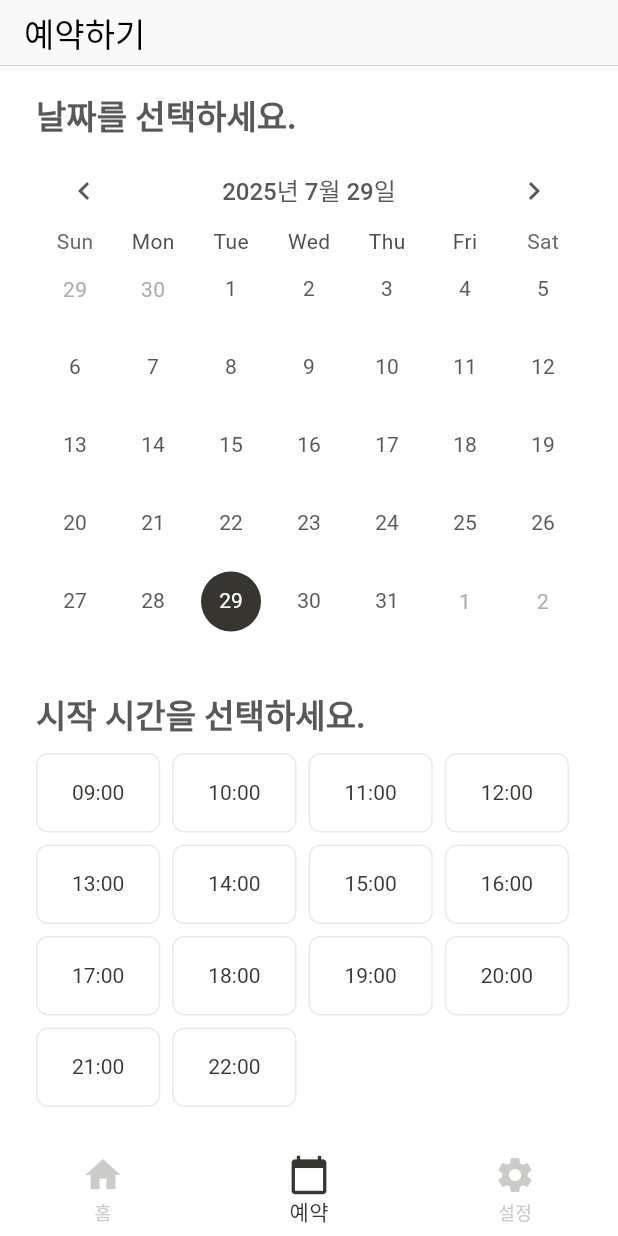
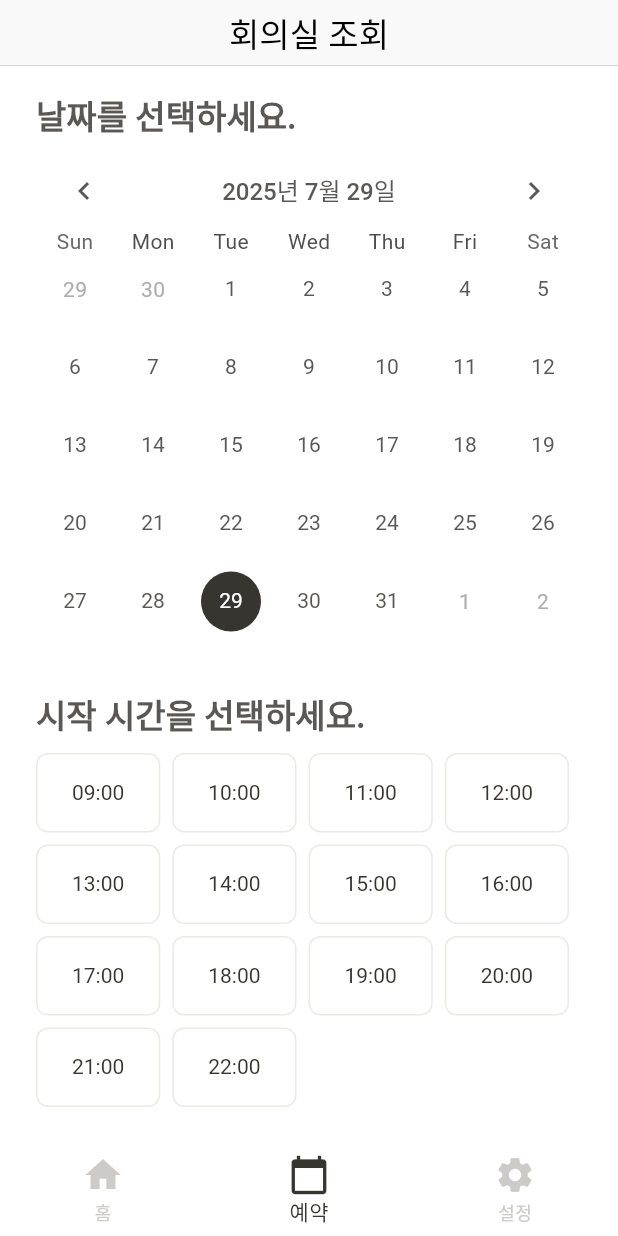
Before and after one commit to codezigee/ZiGee-Frontend, a Flutter app: the screen it shows after launch, item 2 of the bottom bar chosen, on a phone screen of 412 x 824 dp. Run offline on Flutter 3.47's test engine with Material 3 defaults, Android fonts, the phone set to English and light mode, and no system bars; drawn by our look-alikes of table_calendar; our stand-ins replace get, go_router; Roboto replaces fonts that are missing (Pretendard).

Commit message:
[Design] 디자인 일관성 조정 #12

```diff
--- a/zigee_app/lib/features/booking/room_search_screen.dart
+++ b/zigee_app/lib/features/booking/room_search_screen.dart
@@ -102,7 +102,7 @@ class _RoomSearchScreenState extends State<RoomSearchScreen> {
 
     return Scaffold(
       appBar: const CupertinoNavigationBar(
-        leading: Text('예약하기', style: TypographyStyles.titleLarge),
+        middle: Text('회의실 조회', style: TypographyStyles.titleLarge),
       ),
       body: SafeArea(
         child: SingleChildScrollView(
@@ -259,7 +259,7 @@ class _RoomSearchScreenState extends State<RoomSearchScreen> {
                       selectedStartTime != null &&
                       selectedDurationMinutes != null
                   ? CustomTextButton.primary(
-                    label: '조회',
+                    label: '조회하기',
                     onPressed: () {
                       context.push(
                         AppRoutes.roomList,
@@ -271,7 +271,7 @@ class _RoomSearchScreenState extends State<RoomSearchScreen> {
                       );
                     },
                   )
-                  : CustomTextButton.destructive(label: '조회'),
+                  : CustomTextButton.destructive(label: '조회하기'),
             ],
           ),
         ),
```
